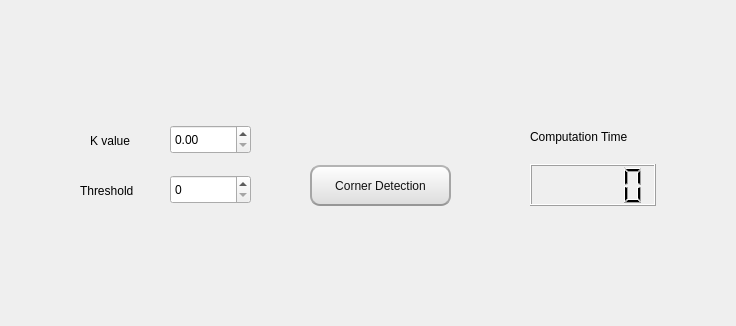
This is mainwindow.ui in ahmeddemaad/Image_Segmentation as Qt 5 draws it before an edit; both pictures show x 280 to 1016 and y 344 to 670 of the 1221 by 670 pixel window. The edited form follows.
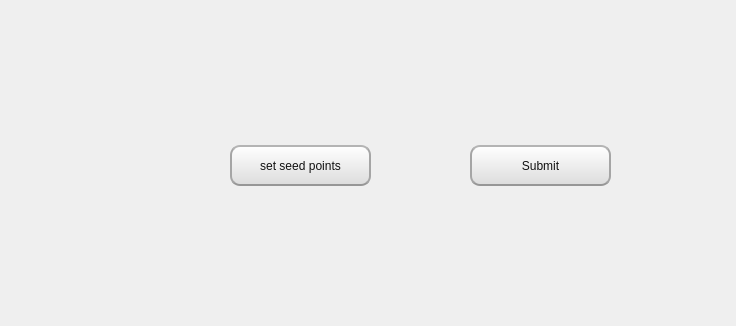
This is the edited form.

```diff
--- a/mainwindow.ui
+++ b/mainwindow.ui
@@ -33,37 +33,11 @@
      <property name="styleSheet">
       <string notr="true"/>
      </property>
-     <widget class="QLabel" name="label_2">
+     <widget class="QPushButton" name="submitBtn">
       <property name="geometry">
        <rect>
-        <x>180</x>
-        <y>440</y>
-        <width>63</width>
-        <height>31</height>
-       </rect>
-      </property>
-      <property name="text">
-       <string>K value</string>
-      </property>
-     </widget>
-     <widget class="QLabel" name="label_3">
-      <property name="geometry">
-       <rect>
-        <x>170</x>
-        <y>490</y>
-        <width>71</width>
-        <height>31</height>
-       </rect>
-      </property>
-      <property name="text">
-       <string>Threshold</string>
-      </property>
-     </widget>
-     <widget class="QPushButton" name="harrisBtn">
-      <property name="geometry">
-       <rect>
-        <x>400</x>
-        <y>480</y>
+        <x>560</x>
+        <y>460</y>
         <width>141</width>
         <height>41</height>
        </rect>
@@ -94,7 +68,7 @@
 }</string>
       </property>
       <property name="text">
-       <string>Corner Detection</string>
+       <string>Submit</string>
       </property>
      </widget>
      <widget class="QWidget" name="horizontalLayoutWidget_5">
@@ -150,46 +124,42 @@
        </item>
       </layout>
      </widget>
-     <widget class="QWidget" name="verticalLayoutWidget_8">
+     <widget class="QPushButton" name="set_seedsBtn">
       <property name="geometry">
        <rect>
-        <x>620</x>
-        <y>430</y>
-        <width>126</width>
-        <height>91</height>
+        <x>320</x>
+        <y>460</y>
+        <width>141</width>
+        <height>41</height>
        </rect>
       </property>
-      <layout class="QVBoxLayout" name="verticalLayout_12">
-       <item>
-        <widget class="QLabel" name="label_9">
-         <property name="text">
-          <string>Computation Time</string>
-         </property>
-        </widget>
-       </item>
-       <item>
-        <widget class="QLCDNumber" name="harrisTime"/>
-       </item>
-      </layout>
-     </widget>
-     <widget class="QDoubleSpinBox" name="doubleSpinBox">
-      <property name="geometry">
-       <rect>
-        <x>260</x>
-        <y>440</y>
-        <width>81</width>
-        <height>29</height>
-       </rect>
+      <property name="cursor">
+       <cursorShape>PointingHandCursor</cursorShape>
       </property>
-     </widget>
-     <widget class="QSpinBox" name="spinBox">
-      <property name="geometry">
-       <rect>
-        <x>260</x>
-        <y>490</y>
-        <width>81</width>
-        <height>29</height>
-       </rect>
+      <property name="styleSheet">
+       <string notr="true">QPushButton{
+	color:rgb(17,17,17);
+	border-width: 2px;
+	border-radius: 10px;
+	border-bottom-color: rgb(150,150,150);
+	border-right-color: rgb(165,165,165);
+	border-left-color: rgb(165,165,165);
+	border-top-color: rgb(180,180,180);
+	border-style: solid;
+	padding: 4px;
+	background-color: qlineargradient(spread:pad, x1:0.5, y1:1, x2:0.5, y2:0, stop:0 rgba(220, 220, 220, 255), stop:1 rgba(255, 255, 255, 255));
+}
+
+QPushButton:hover{
+	color:rgb(17,17,17);
+	border-width: 1px;
+	border-radius: 10px;
+	padding: 4px;
+	background-color: qlineargradient(spread:pad, x1:0.5, y1:0, x2:0.5, y2:1, stop:0 rgba(220, 220, 220, 255), stop:1 rgba(255, 255, 255, 255));
+}</string>
+      </property>
+      <property name="text">
+       <string>set seed points</string>
       </property>
      </widget>
     </widget>
```
Left out of the diff: 2 changed lines with no effect on the pictures.
